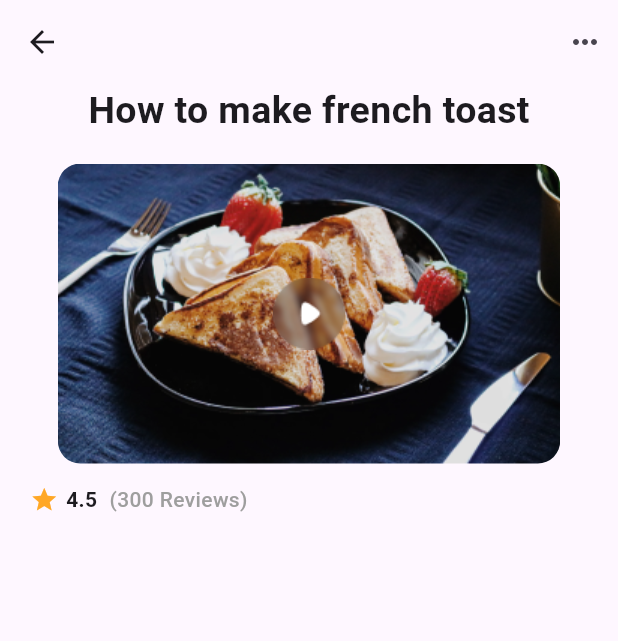
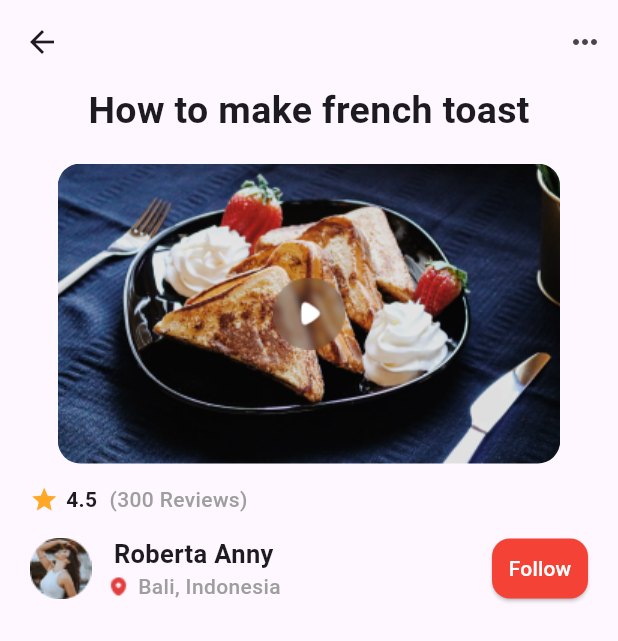
Before and after one commit to Ig-Matrix/FlutterProject, a Flutter app: the screen it shows after launch, on a phone screen of 412 x 824 dp. Shown: the top 641 px of the screen. Run offline on Flutter 3.47's test engine with Material 3 defaults, Android fonts, the phone set to English and light mode, and no system bars.

Commit message:
add user profile section widget in main.dart

```diff
--- a/lib/main.dart
+++ b/lib/main.dart
@@ -2,6 +2,7 @@ import 'package:flutter/material.dart';
 import 'package:foodrecipe/widgets/Appbar.dart';
 import 'package:foodrecipe/widgets/Video.dart';
 import 'package:foodrecipe/widgets/Reviews.dart';
+import 'package:foodrecipe/widgets/UserProfile.dart';
 
 void main() {
   runApp(const MyApp());
@@ -12,7 +13,7 @@ class MyApp extends StatelessWidget {
 
   @override
   Widget build(BuildContext context) {
-    return MaterialApp(
+    return const MaterialApp(
       title: 'Flutter Food Recipe',
       home: MyHomePage(title: ''),
       debugShowCheckedModeBanner: false,
@@ -54,6 +55,10 @@ class _MyHomePageState extends State<MyHomePage> {
               const SizedBox(
                 height: 12,
               ),
+              UserProfile(image: "assets/images/unsplash.png", name: "Roberta Anny", location: "Bali, Indonesia"),
+              const SizedBox(
+                height: 20,
+              ),
             ],
           ),
         ),
--- /dev/null
+++ b/lib/widgets/UserProfile.dart
@@ -0,0 +1,70 @@
+import 'package:flutter/material.dart';
+
+class UserProfile extends StatelessWidget {
+  String image;
+  String name;
+  String location;
+
+  UserProfile({super.key, required  this.image, required  this.name, required  this.location });
+
+  @override
+  Widget build(BuildContext context) {
+    return   Row(
+      mainAxisAlignment: MainAxisAlignment.spaceBetween,
+      children: [
+        Row(children: [
+          Container(
+            child: Image.asset(
+              image,
+              fit: BoxFit.cover,
+            ),
+          ),
+          const SizedBox(
+            width: 10,
+          ),
+          Column(
+            mainAxisAlignment: MainAxisAlignment.start,
+            children: [
+              Text(
+                name,
+                style: const TextStyle(
+                    fontWeight: FontWeight.bold, fontSize: 17),
+              ),
+              Row(
+                children: [
+                  Image.asset(
+                    "assets/images/Location.png",
+                  ),
+                  const SizedBox(
+                    width: 5,
+                  ),
+                  Text(
+                    location,
+                    style: const TextStyle(
+                      fontWeight: FontWeight.w500,
+                      color: Colors.grey,
+                      fontSize: 14,
+                    ),
+                  ),
+                ],
+              ),
+            ],
+          ),
+        ]),
+        ElevatedButton(
+          onPressed: () {},
+          child: const Text('Follow'),
+          style: ElevatedButton.styleFrom(
+            backgroundColor: Colors.red,
+            foregroundColor: Colors.white,
+            padding:
+            const EdgeInsets.symmetric(vertical: 8, horizontal: 8),
+            shape: RoundedRectangleBorder(
+              borderRadius: BorderRadius.circular(12), // <-- Radius
+            ),
+          ),
+        ),
+      ],
+    );
+  }
+}
```
